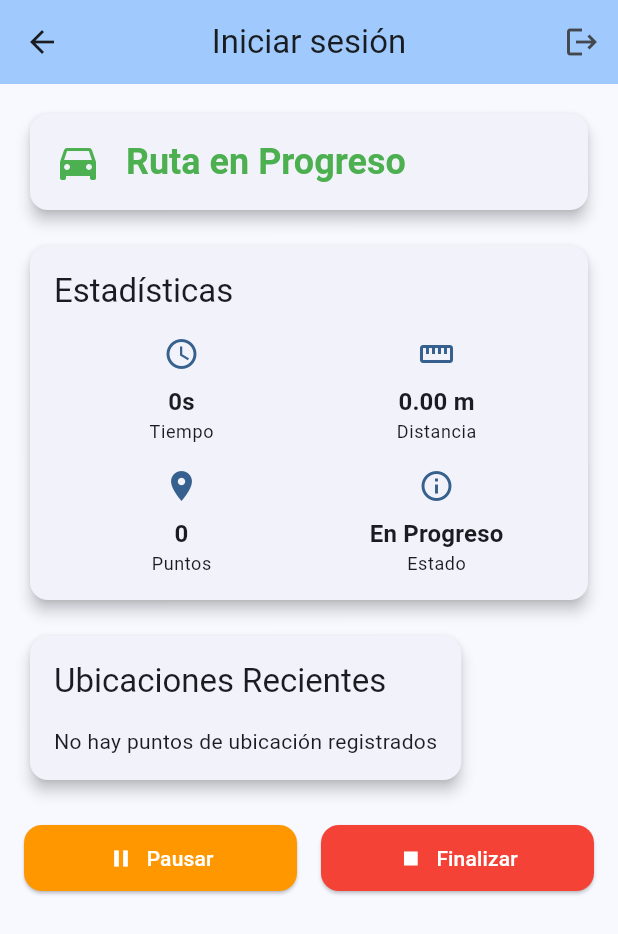
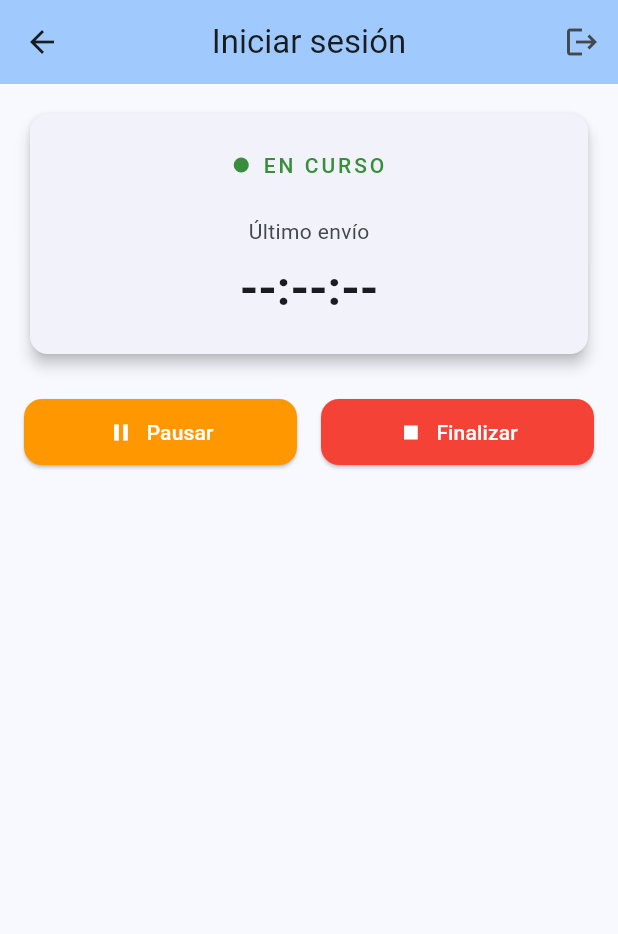
Before and after one commit to Zeitzn/movi-rutas-conductor-app, a Flutter app: the RouteTrackingPage screen opened directly, after a tap on "Iniciar Nueva Ruta", on a phone screen of 412 x 824 dp. Shown: the top 934 px of the screen. Run offline on Flutter 3.47's test engine with Material 3 defaults, Android fonts, the phone set to English and light mode, and no system bars; our stand-ins replace equatable, flutter_bloc, geolocator, permission_handler, shared_preferences; missing offline and left inert: flutter_foreground_task, flutter_ringtone_player, stomp_dart_client, workmanager; accounts and stored records are empty.

Commit message:
refactor: route status

```diff
--- a/lib/features/route_tracking/bloc/route_tracking_bloc.dart
+++ b/lib/features/route_tracking/bloc/route_tracking_bloc.dart
@@ -165,8 +165,9 @@ class RouteTrackingBloc extends Bloc<RouteTrackingEvent, RouteTrackingState> {
       );
 
       _currentRoute = await _routeRepository.updateRoute(updatedRoute);
+      _currentRoute = null;
 
-      emit(RouteTrackingCompleted(_currentRoute!));
+      emit(const RouteTrackingInitial());
     } catch (e) {
       emit(RouteTrackingError('Failed to end route: $e'));
     }
--- a/lib/features/route_tracking/pages/route_tracking_page.dart
+++ b/lib/features/route_tracking/pages/route_tracking_page.dart
@@ -50,8 +50,6 @@ class RouteTrackingPage extends StatelessWidget {
       return _buildInProgressState(context, state);
     } else if (state is RouteTrackingPaused) {
       return _buildPausedState(context, state);
-    } else if (state is RouteTrackingCompleted) {
-      return _buildCompletedState(context, state);
     } else if (state is RouteTrackingLoaded) {
       return _buildLoadedState(context, state);
     } else if (state is RouteTrackingError) {
@@ -122,22 +120,83 @@ class RouteTrackingPage extends StatelessWidget {
     RouteTrackingInProgress state,
   ) {
     final route = state.currentRoute;
+    final lastPoint = route.points.isNotEmpty ? route.points.last : null;
+
     return SingleChildScrollView(
       padding: const EdgeInsets.all(AppConstants.defaultPadding),
       child: Column(
-        crossAxisAlignment: CrossAxisAlignment.start,
         children: [
-          _buildStatusCard(
-            context,
-            'Ruta en Progreso',
-            Colors.green,
-            Icons.directions_car,
+          // Último envío — fecha y hora bien visible
+          Card(
+            elevation: AppConstants.cardElevation,
+            child: Padding(
+              padding: const EdgeInsets.symmetric(vertical: 24, horizontal: 16),
+              child: Column(
+                children: [
+                  Row(
+                    mainAxisAlignment: MainAxisAlignment.center,
+                    children: [
+                      Icon(Icons.circle, size: 12, color: Colors.green.shade700),
+                      const SizedBox(width: 8),
+                      Text(
+                        'EN CURSO',
+                        style: Theme.of(context).textTheme.labelLarge?.copyWith(
+                          color: Colors.green.shade700,
+                          letterSpacing: 2,
+                        ),
+                      ),
+                    ],
+                  ),
+                  const SizedBox(height: 24),
+                  Text(
+                    'Último envío',
+                    style: Theme.of(context).textTheme.bodyMedium?.copyWith(
+                      color: Theme.of(context).colorScheme.onSurfaceVariant,
+                    ),
+                  ),
+                  const SizedBox(height: 8),
+                  Text(
+                    lastPoint != null
+                        ? '${_formatTime(lastPoint.timestamp)}'
+                        : '--:--:--',
+                    style: Theme.of(context).textTheme.headlineLarge?.copyWith(
+                      fontWeight: FontWeight.bold,
+                    ),
+                  ),
+                  if (lastPoint != null) ...[
+                    const SizedBox(height: 4),
+                    Text(
+                      _formatDate(lastPoint.timestamp),
+                      style: Theme.of(context).textTheme.titleMedium?.copyWith(
+                        color: Theme.of(context).colorScheme.onSurfaceVariant,
+                      ),
+                    ),
+                  ],
+                  if (lastPoint != null) ...[
+                    const SizedBox(height: 20),
+                    Container(
+                      padding: const EdgeInsets.symmetric(
+                        horizontal: 16,
+                        vertical: 10,
+                      ),
+                      decoration: BoxDecoration(
+                        color: Theme.of(context).colorScheme.surfaceContainerHighest,
+                        borderRadius: BorderRadius.circular(AppConstants.borderRadius),
+                      ),
+                      child: Text(
+                        '${lastPoint.latitude.toStringAsFixed(6)}, ${lastPoint.longitude.toStringAsFixed(6)}',
+                        style: Theme.of(context).textTheme.bodyLarge?.copyWith(
+                          fontFamily: 'monospace',
+                        ),
+                      ),
+                    ),
+                  ],
+                ],
+              ),
+            ),
           ),
-          const SizedBox(height: 16),
-          _buildRouteStatsCard(context, route),
-          const SizedBox(height: 16),
-          _buildRecentLocationsCard(context, route.points),
           const SizedBox(height: 24),
+          // Botones de acción
           Row(
             children: [
               Expanded(
@@ -171,7 +230,6 @@ class RouteTrackingPage extends StatelessWidget {
   }
 
   Widget _buildPausedState(BuildContext context, RouteTrackingPaused state) {
-    final route = state.currentRoute;
     return SingleChildScrollView(
       padding: const EdgeInsets.all(AppConstants.defaultPadding),
       child: Column(
@@ -183,8 +241,6 @@ class RouteTrackingPage extends StatelessWidget {
             Colors.orange,
             Icons.pause_circle,
           ),
-          const SizedBox(height: 16),
-          _buildRouteStatsCard(context, route),
           const SizedBox(height: 24),
           Row(
             children: [
@@ -212,44 +268,6 @@ class RouteTrackingPage extends StatelessWidget {
                 ),
               ),
             ],
-          ),
-        ],
-      ),
-    );
-  }
-
-  Widget _buildCompletedState(
-    BuildContext context,
-    RouteTrackingCompleted state,
-  ) {
-    final route = state.completedRoute;
-    return SingleChildScrollView(
-      padding: const EdgeInsets.all(AppConstants.defaultPadding),
-      child: Column(
-        crossAxisAlignment: CrossAxisAlignment.start,
-        children: [
-          _buildStatusCard(
-            context,
-            'Ruta Completada',
-            Colors.blue,
-            Icons.check_circle,
-          ),
-          const SizedBox(height: 16),
-          _buildRouteStatsCard(context, route),
-          const SizedBox(height: 16),
-          _buildRecentLocationsCard(context, route.points),
-          const SizedBox(height: 24),
-          SizedBox(
-            width: double.infinity,
-            child: ElevatedButton.icon(
-              onPressed: () => _startNewRoute(context),
-              icon: const Icon(Icons.add),
-              label: const Text('Iniciar Nueva Ruta'),
-              style: ElevatedButton.styleFrom(
-                padding: const EdgeInsets.symmetric(vertical: 16),
-                textStyle: const TextStyle(fontSize: 18),
-              ),
-            ),
           ),
         ],
       ),
@@ -362,8 +380,6 @@ class RouteTrackingPage extends StatelessWidget {
             Icons.info,
           ),
           const SizedBox(height: 16),
-          _buildRouteStatsCard(context, route),
-          const SizedBox(height: 16),
           _buildRecentLocationsCard(context, route.points),
         ],
       ),
@@ -394,84 +410,6 @@ class RouteTrackingPage extends StatelessWidget {
           ],
         ),
       ),
-    );
-  }
-
-  Widget _buildRouteStatsCard(BuildContext context, dynamic route) {
-    return Card(
-      elevation: AppConstants.cardElevation,
-      child: Padding(
-        padding: const EdgeInsets.all(16),
-        child: Column(
-          crossAxisAlignment: CrossAxisAlignment.start,
-          children: [
-            Text('Estadísticas', style: Theme.of(context).textTheme.titleLarge),
-            const SizedBox(height: 16),
-            Row(
-              children: [
-                Expanded(
-                  child: _buildStatItem(
-                    context,
-                    'Tiempo',
-                    _formatDuration(route.duration),
-                    Icons.access_time,
-                  ),
-                ),
-                Expanded(
-                  child: _buildStatItem(
-                    context,
-                    'Distancia',
-                    '${route.totalDistance.toStringAsFixed(2)} m',
-                    Icons.straighten,
-                  ),
-                ),
-              ],
-            ),
-            const SizedBox(height: 16),
-            Row(
-              children: [
-                Expanded(
-                  child: _buildStatItem(
-                    context,
-                    'Puntos',
-                    '${route.points.length}',
-                    Icons.location_on,
-                  ),
-                ),
-                Expanded(
-                  child: _buildStatItem(
-                    context,
-                    'Estado',
-                    route.status.displayName,
-                    Icons.info_outline,
-                  ),
-                ),
-              ],
-            ),
-          ],
-        ),
-      ),
-    );
-  }
-
-  Widget _buildStatItem(
-    BuildContext context,
-    String label,
-    String value,
-    IconData icon,
-  ) {
-    return Column(
-      children: [
-        Icon(icon, color: Theme.of(context).colorScheme.primary),
-        const SizedBox(height: 8),
-        Text(
-          value,
-          style: Theme.of(
-            context,
-          ).textTheme.titleMedium?.copyWith(fontWeight: FontWeight.bold),
-        ),
-        Text(label, style: Theme.of(context).textTheme.bodySmall),
-      ],
     );
   }
 
@@ -535,21 +473,15 @@ class RouteTrackingPage extends StatelessWidget {
     context.read<RouteTrackingBloc>().add(const EndRoute());
   }
 
-  String _formatDuration(int seconds) {
-    final hours = seconds ~/ 3600;
-    final minutes = (seconds % 3600) ~/ 60;
-    final secs = seconds % 60;
+  String _formatTime(DateTime dateTime) {
+    return '${dateTime.hour.toString().padLeft(2, '0')}:${dateTime.minute.toString().padLeft(2, '0')}:${dateTime.second.toString().padLeft(2, '0')}';
+  }
 
-    if (hours > 0) {
-      return '${hours}h ${minutes}m ${secs}s';
-    } else if (minutes > 0) {
-      return '${minutes}m ${secs}s';
-    } else {
-      return '${secs}s';
-    }
+  String _formatDate(DateTime dateTime) {
+    return '${dateTime.day.toString().padLeft(2, '0')}/${dateTime.month.toString().padLeft(2, '0')}/${dateTime.year}';
   }
 
   String _formatDateTime(DateTime dateTime) {
-    return '${dateTime.hour.toString().padLeft(2, '0')}:${dateTime.minute.toString().padLeft(2, '0')}:${dateTime.second.toString().padLeft(2, '0')}';
+    return _formatTime(dateTime);
   }
 }
```
